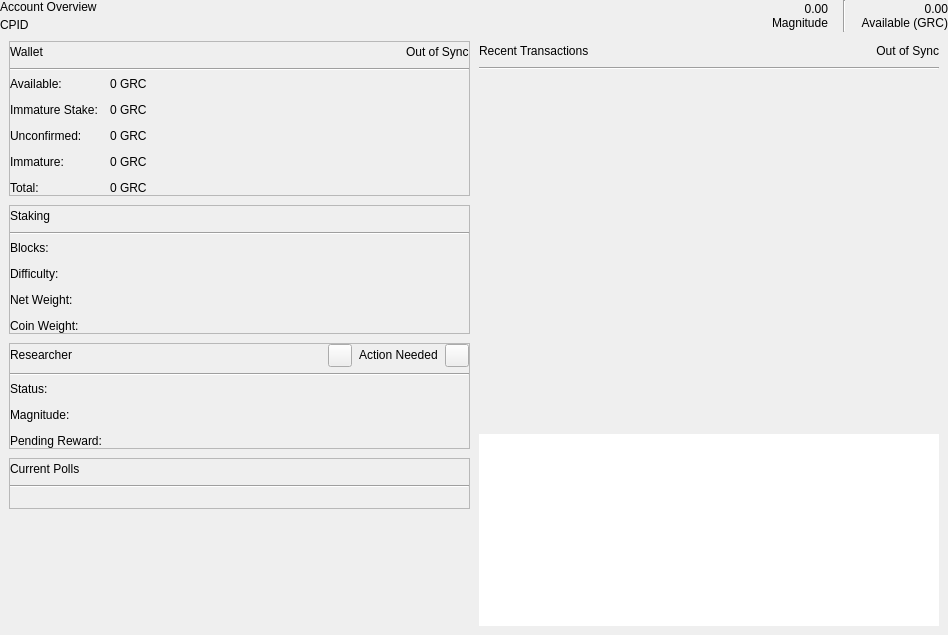
Before: the Qt Designer form src/qt/forms/overviewpage.ui in gridcoin-community/Gridcoin-Research, drawn with Qt 5.
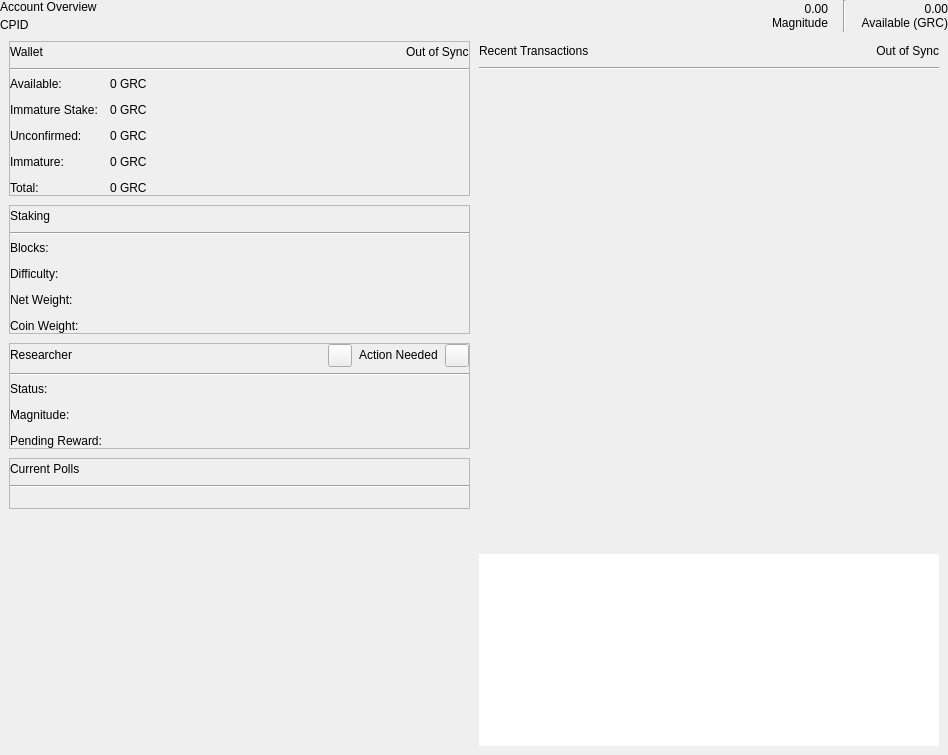
After: the same form once the commit is applied. Icons and pictures are not drawn. Custom widgets are drawn as their Qt base class.

```diff
--- a/src/qt/forms/overviewpage.ui
+++ b/src/qt/forms/overviewpage.ui
@@ -7,7 +7,7 @@
     <x>0</x>
     <y>0</y>
     <width>948</width>
-    <height>635</height>
+    <height>755</height>
    </rect>
   </property>
   <property name="sizePolicy">
```
Left out of the diff: 104 changed lines with no effect on the pictures.
